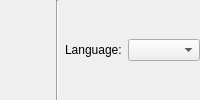
Qt form src/umbra/components/factory/scriptEditor/ui/Editor_Status.ui (KelSolaar/Umbra) before a commit.
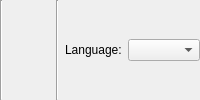
The same form after that commit.

```diff
--- a/src/umbra/components/factory/scriptEditor/ui/Editor_Status.ui
+++ b/src/umbra/components/factory/scriptEditor/ui/Editor_Status.ui
@@ -9,7 +9,7 @@
    <property name="margin">
     <number>0</number>
    </property>
-   <item row="0" column="0" rowspan="3">
+   <item row="0" column="1" rowspan="3">
     <widget class="QLabel" name="Lines_Columns_label">
      <property name="text">
       <string/>
@@ -42,6 +42,13 @@
      </property>
     </widget>
    </item>
+   <item row="0" column="0" rowspan="3">
+    <widget class="Line" name="Left_Vertical_line">
+     <property name="orientation">
+      <enum>Qt::Vertical</enum>
+     </property>
+    </widget>
+   </item>
   </layout>
  </widget>
  <resources/>
```
Left out of the diff: 8 changed lines with no effect on the pictures.
